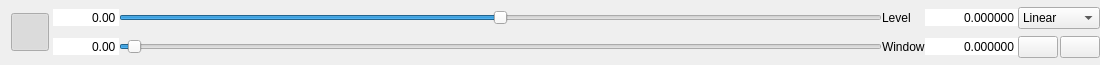
Before: the Qt Designer form GUI/toolbox2D.ui in AlizaMedicalImaging/AlizaMS, drawn with Qt 5.
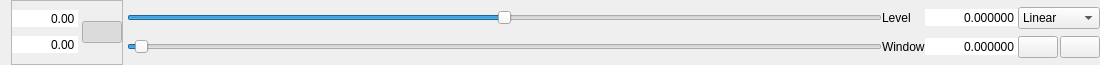
After: the same form once the commit is applied. Icons and pictures are not drawn.

```diff
--- a/GUI/toolbox2D.ui
+++ b/GUI/toolbox2D.ui
@@ -43,48 +43,150 @@
     </widget>
    </item>
    <item>
-    <widget class="QPushButton" name="lock_pushButton">
-     <property name="sizePolicy">
-      <sizepolicy hsizetype="Fixed" vsizetype="Fixed">
-       <horstretch>0</horstretch>
-       <verstretch>0</verstretch>
-      </sizepolicy>
+    <widget class="QFrame" name="frame_2">
+     <property name="frameShape">
+      <enum>QFrame::StyledPanel</enum>
      </property>
-     <property name="minimumSize">
-      <size>
-       <width>38</width>
-       <height>38</height>
-      </size>
+     <property name="frameShadow">
+      <enum>QFrame::Sunken</enum>
      </property>
-     <property name="maximumSize">
-      <size>
-       <width>38</width>
-       <height>38</height>
-      </size>
-     </property>
-     <property name="toolTip">
-      <string>&lt;html&gt;&lt;head/&gt;&lt;body&gt;&lt;p&gt;Lock original frame to window defined in &lt;span style=&quot; font-style:italic;&quot;&gt;DICOM&lt;/span&gt; file.&lt;/p&gt;&lt;/body&gt;&lt;/html&gt;</string>
-     </property>
-     <property name="text">
-      <string/>
-     </property>
-     <property name="icon">
-      <iconset resource="../alizams.qrc">
-       <normaloff>:/bitmaps/unlock.svg</normaloff>
-       <normalon>:/bitmaps/lock.svg</normalon>:/bitmaps/unlock.svg</iconset>
-     </property>
-     <property name="iconSize">
-      <size>
-       <width>24</width>
-       <height>24</height>
-      </size>
-     </property>
-     <property name="checkable">
-      <bool>true</bool>
-     </property>
-     <property name="checked">
-      <bool>true</bool>
-     </property>
+     <layout class="QHBoxLayout" name="horizontalLayout_3">
+      <property name="spacing">
+       <number>4</number>
+      </property>
+      <property name="margin">
+       <number>0</number>
+      </property>
+      <item>
+       <layout class="QVBoxLayout" name="verticalLayout">
+        <property name="spacing">
+         <number>0</number>
+        </property>
+        <item>
+         <widget class="QDoubleSpinBox" name="center2d_doubleSpinBox">
+          <property name="enabled">
+           <bool>true</bool>
+          </property>
+          <property name="sizePolicy">
+           <sizepolicy hsizetype="Preferred" vsizetype="Fixed">
+            <horstretch>0</horstretch>
+            <verstretch>0</verstretch>
+           </sizepolicy>
+          </property>
+          <property name="focusPolicy">
+           <enum>Qt::NoFocus</enum>
+          </property>
+          <property name="contextMenuPolicy">
+           <enum>Qt::NoContextMenu</enum>
+          </property>
+          <property name="toolTip">
+           <string>&lt;html&gt;&lt;head/&gt;&lt;body&gt;&lt;p&gt;Level (window center ) defined in &lt;span style=&quot; font-style:italic;&quot;&gt;DICOM&lt;/span&gt; file for current frame.&lt;/p&gt;&lt;/body&gt;&lt;/html&gt;</string>
+          </property>
+          <property name="frame">
+           <bool>false</bool>
+          </property>
+          <property name="alignment">
+           <set>Qt::AlignRight|Qt::AlignTrailing|Qt::AlignVCenter</set>
+          </property>
+          <property name="readOnly">
+           <bool>true</bool>
+          </property>
+          <property name="buttonSymbols">
+           <enum>QAbstractSpinBox::NoButtons</enum>
+          </property>
+          <property name="keyboardTracking">
+           <bool>false</bool>
+          </property>
+          <property name="decimals">
+           <number>2</number>
+          </property>
+          <property name="minimum">
+           <double>-999999.000000000000000</double>
+          </property>
+          <property name="maximum">
+           <double>999999.000000000000000</double>
+          </property>
+         </widget>
+        </item>
+        <item>
+         <widget class="QDoubleSpinBox" name="width2_doubleSpinBox">
+          <property name="sizePolicy">
+           <sizepolicy hsizetype="Preferred" vsizetype="Fixed">
+            <horstretch>0</horstretch>
+            <verstretch>0</verstretch>
+           </sizepolicy>
+          </property>
+          <property name="focusPolicy">
+           <enum>Qt::NoFocus</enum>
+          </property>
+          <property name="contextMenuPolicy">
+           <enum>Qt::NoContextMenu</enum>
+          </property>
+          <property name="toolTip">
+           <string>&lt;html&gt;&lt;head/&gt;&lt;body&gt;&lt;p&gt;Window (window width ) defined in &lt;span style=&quot; font-style:italic;&quot;&gt;DICOM&lt;/span&gt; file for current frame.&lt;/p&gt;&lt;/body&gt;&lt;/html&gt;</string>
+          </property>
+          <property name="frame">
+           <bool>false</bool>
+          </property>
+          <property name="alignment">
+           <set>Qt::AlignRight|Qt::AlignTrailing|Qt::AlignVCenter</set>
+          </property>
+          <property name="readOnly">
+           <bool>true</bool>
+          </property>
+          <property name="buttonSymbols">
+           <enum>QAbstractSpinBox::NoButtons</enum>
+          </property>
+          <property name="decimals">
+           <number>2</number>
+          </property>
+          <property name="minimum">
+           <double>0.000000000000000</double>
+          </property>
+          <property name="maximum">
+           <double>999999999.000000000000000</double>
+          </property>
+          <property name="value">
+           <double>0.000000000000000</double>
+          </property>
+         </widget>
+        </item>
+       </layout>
+      </item>
+      <item>
+       <widget class="QPushButton" name="lock_pushButton">
+        <property name="sizePolicy">
+         <sizepolicy hsizetype="Preferred" vsizetype="Fixed">
+          <horstretch>0</horstretch>
+          <verstretch>0</verstretch>
+         </sizepolicy>
+        </property>
+        <property name="toolTip">
+         <string>&lt;html&gt;&lt;head/&gt;&lt;body&gt;&lt;p&gt;Lock original frame in 2D view to window defined in &lt;span style=&quot; font-style:italic;&quot;&gt;DICOM&lt;/span&gt; file.&lt;/p&gt;&lt;/body&gt;&lt;/html&gt;</string>
+        </property>
+        <property name="text">
+         <string/>
+        </property>
+        <property name="icon">
+         <iconset resource="../alizams.qrc">
+          <normaloff>:/bitmaps/unlock2.svg</normaloff>
+          <normalon>:/bitmaps/lock2.svg</normalon>:/bitmaps/unlock2.svg</iconset>
+        </property>
+        <property name="iconSize">
+         <size>
+          <width>48</width>
+          <height>24</height>
+         </size>
+        </property>
+        <property name="checkable">
+         <bool>true</bool>
+        </property>
+        <property name="checked">
+         <bool>true</bool>
+        </property>
+       </widget>
+      </item>
+     </layout>
     </widget>
    </item>
    <item>
@@ -111,7 +213,7 @@
        </property>
       </widget>
      </item>
-     <item row="0" column="1">
+     <item row="0" column="0">
       <widget class="QSlider" name="center_horizontalSlider">
        <property name="minimum">
         <number>-99</number>
@@ -158,7 +260,7 @@
        </property>
       </widget>
      </item>
-     <item row="1" column="1">
+     <item row="1" column="0">
       <widget class="QSlider" name="width_horizontalSlider">
        <property name="minimum">
         <number>0</number>
@@ -317,89 +419,6 @@
        </layout>
       </widget>
      </item>
-     <item row="1" column="0">
-      <widget class="QDoubleSpinBox" name="width2_doubleSpinBox">
-       <property name="sizePolicy">
-        <sizepolicy hsizetype="Preferred" vsizetype="Fixed">
-         <horstretch>0</horstretch>
-         <verstretch>0</verstretch>
-        </sizepolicy>
-       </property>
-       <property name="focusPolicy">
-        <enum>Qt::NoFocus</enum>
-       </property>
-       <property name="contextMenuPolicy">
-        <enum>Qt::NoContextMenu</enum>
-       </property>
-       <property name="frame">
-        <bool>false</bool>
-       </property>
-       <property name="alignment">
-        <set>Qt::AlignRight|Qt::AlignTrailing|Qt::AlignVCenter</set>
-       </property>
-       <property name="readOnly">
-        <bool>true</bool>
-       </property>
-       <property name="buttonSymbols">
-        <enum>QAbstractSpinBox::NoButtons</enum>
-       </property>
-       <property name="decimals">
-        <number>2</number>
-       </property>
-       <property name="minimum">
-        <double>0.000000000000000</double>
-       </property>
-       <property name="maximum">
-        <double>999999999.000000000000000</double>
-       </property>
-       <property name="value">
-        <double>0.000000000000000</double>
-       </property>
-      </widget>
-     </item>
-     <item row="0" column="0">
-      <widget class="QDoubleSpinBox" name="center2d_doubleSpinBox">
-       <property name="enabled">
-        <bool>true</bool>
-       </property>
-       <property name="sizePolicy">
-        <sizepolicy hsizetype="Preferred" vsizetype="Fixed">
-         <horstretch>0</horstretch>
-         <verstretch>0</verstretch>
-        </sizepolicy>
-       </property>
-       <property name="focusPolicy">
-        <enum>Qt::NoFocus</enum>
-       </property>
-       <property name="contextMenuPolicy">
-        <enum>Qt::NoContextMenu</enum>
-       </property>
-       <property name="frame">
-        <bool>false</bool>
-       </property>
-       <property name="alignment">
-        <set>Qt::AlignRight|Qt::AlignTrailing|Qt::AlignVCenter</set>
-       </property>
-       <property name="readOnly">
-        <bool>true</bool>
-       </property>
-       <property name="buttonSymbols">
-        <enum>QAbstractSpinBox::NoButtons</enum>
-       </property>
-       <property name="keyboardTracking">
-        <bool>false</bool>
-       </property>
-       <property name="decimals">
-        <number>2</number>
-       </property>
-       <property name="minimum">
-        <double>-999999.000000000000000</double>
-       </property>
-       <property name="maximum">
-        <double>999999.000000000000000</double>
-       </property>
-      </widget>
-     </item>
     </layout>
    </item>
   </layout>
```
Left out of the diff: 18 changed lines with no effect on the pictures.
